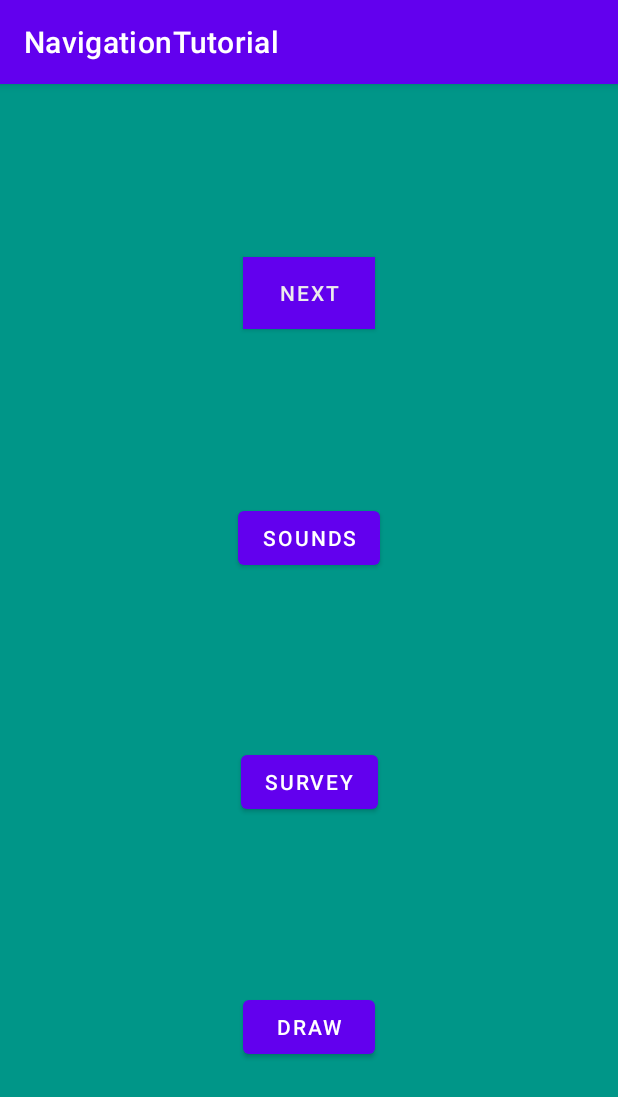
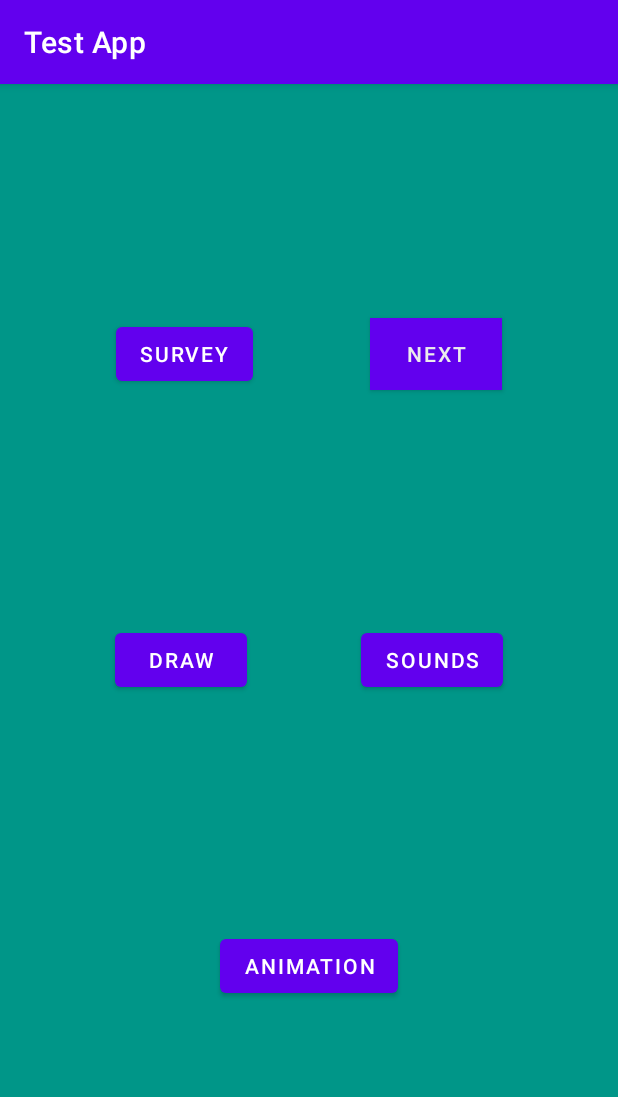
Before and after one commit to fabioqueiroz/kotlin-tutorial, an Android app: the screen it shows after launch (MainActivity), on a phone screen of 412 x 824 dp. Shown: the top 1097 px of the screen. Run offline under Robolectric (Android 15) with nearby library versions, the phone set to English and light mode, and no system bars.

Commit message:
animation

```diff
--- a/app/src/main/java/com/fq/navigationtutorial/FirstBlankFragment.kt
+++ b/app/src/main/java/com/fq/navigationtutorial/FirstBlankFragment.kt
@@ -62,6 +62,10 @@ class FirstBlankFragment : Fragment() {
         binding.drawButton.setOnClickListener {
             navController.navigate(R.id.action_firstBlankFragment_to_drawingFragment)
         }
+
+        binding.animationButton.setOnClickListener {
+            navController.navigate(R.id.action_firstBlankFragment_to_animationFragment)
+        }
     }
 
     override fun onCreateView(
--- a/app/src/main/java/com/fq/navigationtutorial/MainActivity.kt
+++ b/app/src/main/java/com/fq/navigationtutorial/MainActivity.kt
@@ -7,5 +7,6 @@ class MainActivity : AppCompatActivity() {
     override fun onCreate(savedInstanceState: Bundle?) {
         super.onCreate(savedInstanceState)
         setContentView(R.layout.activity_main)
+        this.title = "Test App"
     }
 }
--- a/app/src/main/res/layout/fragment_first_blank.xml
+++ b/app/src/main/res/layout/fragment_first_blank.xml
@@ -9,6 +9,39 @@
     tools:context=".FirstBlankFragment">
 
     <Button
+        android:id="@+id/surveyButton"
+        android:layout_width="wrap_content"
+        android:layout_height="wrap_content"
+        android:text="Survey"
+        app:layout_constraintBottom_toTopOf="@+id/drawButton"
+        app:layout_constraintEnd_toStartOf="@+id/nextButton"
+        app:layout_constraintHorizontal_bias="0.5"
+        app:layout_constraintStart_toStartOf="parent"
+        app:layout_constraintTop_toTopOf="parent" />
+
+    <Button
+        android:id="@+id/soundsButton"
+        android:layout_width="wrap_content"
+        android:layout_height="wrap_content"
+        android:text="Sounds"
+        app:layout_constraintBottom_toTopOf="@+id/animationButton"
+        app:layout_constraintEnd_toEndOf="parent"
+        app:layout_constraintHorizontal_bias="0.5"
+        app:layout_constraintStart_toEndOf="@+id/drawButton"
+        app:layout_constraintTop_toBottomOf="@+id/nextButton" />
+
+    <Button
+        android:id="@+id/drawButton"
+        android:layout_width="wrap_content"
+        android:layout_height="wrap_content"
+        android:text="Draw"
+        app:layout_constraintBottom_toTopOf="@+id/animationButton"
+        app:layout_constraintEnd_toStartOf="@+id/soundsButton"
+        app:layout_constraintHorizontal_bias="0.5"
+        app:layout_constraintStart_toStartOf="parent"
+        app:layout_constraintTop_toBottomOf="@+id/surveyButton" />
+
+    <Button
         android:id="@+id/nextButton"
         android:layout_width="wrap_content"
         android:layout_height="wrap_content"
@@ -18,40 +51,18 @@
         app:layout_constraintBottom_toTopOf="@+id/soundsButton"
         app:layout_constraintEnd_toEndOf="parent"
         app:layout_constraintHorizontal_bias="0.5"
-        app:layout_constraintStart_toStartOf="parent"
+        app:layout_constraintStart_toEndOf="@+id/surveyButton"
         app:layout_constraintTop_toTopOf="parent" />
 
     <Button
-        android:id="@+id/soundsButton"
+        android:id="@+id/animationButton"
         android:layout_width="wrap_content"
         android:layout_height="wrap_content"
-        android:text="Sounds"
-        app:layout_constraintBottom_toTopOf="@+id/surveyButton"
-        app:layout_constraintEnd_toEndOf="parent"
-        app:layout_constraintHorizontal_bias="0.5"
-        app:layout_constraintStart_toStartOf="parent"
-        app:layout_constraintTop_toBottomOf="@+id/nextButton" />
-
-    <Button
-        android:id="@+id/surveyButton"
-        android:layout_width="wrap_content"
-        android:layout_height="wrap_content"
-        android:text="Survey"
-        app:layout_constraintBottom_toTopOf="@+id/drawButton"
+        android:text="Animation"
+        app:layout_constraintBottom_toBottomOf="parent"
         app:layout_constraintEnd_toEndOf="parent"
         app:layout_constraintHorizontal_bias="0.5"
         app:layout_constraintStart_toStartOf="parent"
         app:layout_constraintTop_toBottomOf="@+id/soundsButton" />
 
-    <Button
-        android:id="@+id/drawButton"
-        android:layout_width="wrap_content"
-        android:layout_height="wrap_content"
-        android:text="Draw"
-        app:layout_constraintBottom_toBottomOf="parent"
-        app:layout_constraintEnd_toEndOf="parent"
-        app:layout_constraintHorizontal_bias="0.5"
-        app:layout_constraintStart_toStartOf="parent"
-        app:layout_constraintTop_toBottomOf="@+id/surveyButton" />
-
 </androidx.constraintlayout.widget.ConstraintLayout>
--- a/app/src/main/res/navigation/nav_graph.xml
+++ b/app/src/main/res/navigation/nav_graph.xml
@@ -22,6 +22,9 @@
         <action
             android:id="@+id/action_firstBlankFragment_to_drawingFragment"
             app:destination="@id/drawingFragment" />
+        <action
+            android:id="@+id/action_firstBlankFragment_to_animationFragment"
+            app:destination="@id/animationFragment" />
     </fragment>
     <fragment
         android:id="@+id/secondBlankFragment"
@@ -56,4 +59,9 @@
         android:name="com.fq.navigationtutorial.DrawingFragment"
         android:label="drawing_fragment"
         tools:layout="@layout/drawing_fragment" />
+    <fragment
+        android:id="@+id/animationFragment"
+        android:name="com.fq.navigationtutorial.AnimationFragment"
+        android:label="fragment_animation"
+        tools:layout="@layout/fragment_animation" />
 </navigation>
```
Also changed, not shown: app/src/main/java/com/fq/navigationtutorial/AnimationFragment.kt (added, +76 -0 lines), app/src/main/java/com/fq/navigationtutorial/AnimationSurfaceView.kt (added, +66 -0 lines), app/src/main/java/com/fq/navigationtutorial/GameOject.kt (added, +27 -0 lines), app/src/main/res/layout/fragment_animation.xml (added, +41 -0 lines), app/src/main/res/drawable/ball1.png (added), app/src/main/res/drawable/ball2.png (added).
